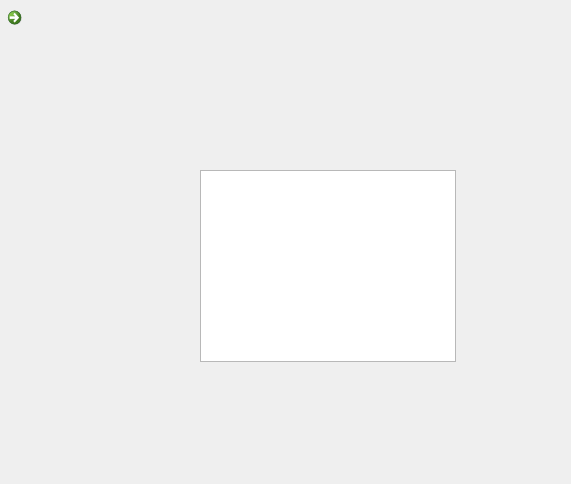
Before: the Qt Designer form Conect_BD/useraccount.ui in VladZhylchuk/Course_project, drawn with Qt 5.
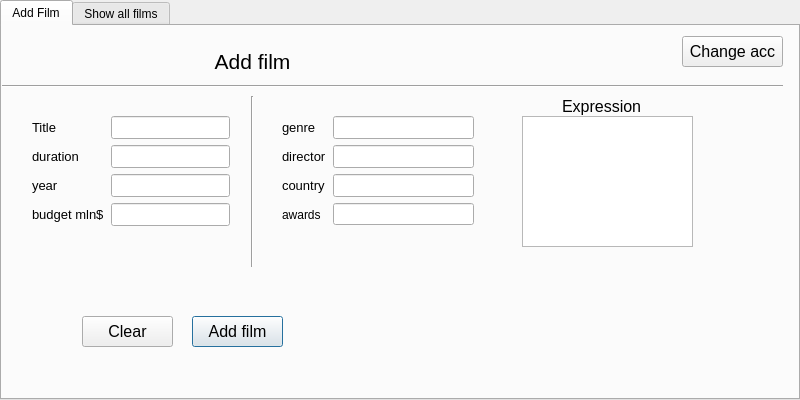
After: the same form once the commit is applied. The open tabs and pages were chosen to show the change. Icons and pictures are not drawn.

```diff
--- a/Conect_BD/useraccount.ui
+++ b/Conect_BD/useraccount.ui
@@ -6,48 +6,616 @@
    <rect>
     <x>0</x>
     <y>0</y>
-    <width>571</width>
-    <height>484</height>
+    <width>800</width>
+    <height>400</height>
    </rect>
   </property>
+  <property name="maximumSize">
+   <size>
+    <width>800</width>
+    <height>400</height>
+   </size>
+  </property>
   <property name="windowTitle">
    <string>Dialog</string>
   </property>
-  <widget class="QListView" name="listView">
-   <property name="geometry">
-    <rect>
-     <x>200</x>
-     <y>170</y>
-     <width>256</width>
-     <height>192</height>
-    </rect>
+  <widget class="QTabWidget" name="tabWidget">
+   <property name="enabled">
+    <bool>true</bool>
    </property>
-  </widget>
-  <widget class="QCommandLinkButton" name="commandLinkButton">
    <property name="geometry">
     <rect>
      <x>0</x>
      <y>0</y>
-     <width>61</width>
-     <height>61</height>
+     <width>800</width>
+     <height>400</height>
     </rect>
    </property>
-   <property name="layoutDirection">
-    <enum>Qt::RightToLeft</enum>
-   </property>
-   <property name="text">
-    <string/>
-   </property>
-   <property name="icon">
-    <iconset>
-     <normaloff>../icons/Back_Arrow.svg.png</normaloff>../icons/Back_Arrow.svg.png</iconset>
-   </property>
-   <property name="iconSize">
+   <property name="maximumSize">
     <size>
-     <width>40</width>
-     <height>40</height>
+     <width>800</width>
+     <height>400</height>
     </size>
    </property>
+   <property name="styleSheet">
+    <string notr="true"/>
+   </property>
+   <property name="currentIndex">
+    <number>1</number>
+   </property>
+   <property name="elideMode">
+    <enum>Qt::ElideLeft</enum>
+   </property>
+   <property name="documentMode">
+    <bool>false</bool>
+   </property>
+   <property name="tabsClosable">
+    <bool>false</bool>
+   </property>
+   <property name="movable">
+    <bool>true</bool>
+   </property>
+   <widget class="QWidget" name="tab">
+    <attribute name="title">
+     <string>Add Film</string>
+    </attribute>
+    <widget class="QPushButton" name="Add_Film">
+     <property name="geometry">
+      <rect>
+       <x>190</x>
+       <y>290</y>
+       <width>91</width>
+       <height>31</height>
+      </rect>
+     </property>
+     <property name="font">
+      <font>
+       <pointsize>12</pointsize>
+      </font>
+     </property>
+     <property name="text">
+      <string>Add film</string>
+     </property>
+    </widget>
+    <widget class="QWidget" name="layoutWidget">
+     <property name="geometry">
+      <rect>
+       <x>280</x>
+       <y>90</y>
+       <width>192</width>
+       <height>110</height>
+      </rect>
+     </property>
+     <layout class="QHBoxLayout" name="horizontalLayout_2">
+      <item>
+       <layout class="QVBoxLayout" name="verticalLayout_4">
+        <item>
+         <widget class="QLabel" name="label_13">
+          <property name="font">
+           <font>
+            <pointsize>10</pointsize>
+           </font>
+          </property>
+          <property name="text">
+           <string>genre</string>
+          </property>
+         </widget>
+        </item>
+        <item>
+         <widget class="QLabel" name="label_14">
+          <property name="font">
+           <font>
+            <pointsize>10</pointsize>
+           </font>
+          </property>
+          <property name="text">
+           <string>director</string>
+          </property>
+         </widget>
+        </item>
+        <item>
+         <widget class="QLabel" name="label_15">
+          <property name="font">
+           <font>
+            <pointsize>10</pointsize>
+           </font>
+          </property>
+          <property name="text">
+           <string>country</string>
+          </property>
+         </widget>
+        </item>
+        <item>
+         <widget class="QLabel" name="label_16">
+          <property name="text">
+           <string>awards</string>
+          </property>
+         </widget>
+        </item>
+       </layout>
+      </item>
+      <item>
+       <layout class="QVBoxLayout" name="verticalLayout_5">
+        <item>
+         <widget class="QLineEdit" name="genre">
+          <property name="enabled">
+           <bool>true</bool>
+          </property>
+          <property name="font">
+           <font>
+            <pointsize>10</pointsize>
+           </font>
+          </property>
+         </widget>
+        </item>
+        <item>
+         <widget class="QLineEdit" name="director">
+          <property name="enabled">
+           <bool>true</bool>
+          </property>
+          <property name="font">
+           <font>
+            <pointsize>10</pointsize>
+           </font>
+          </property>
+         </widget>
+        </item>
+        <item>
+         <widget class="QLineEdit" name="coutntry">
+          <property name="enabled">
+           <bool>true</bool>
+          </property>
+          <property name="font">
+           <font>
+            <pointsize>10</pointsize>
+           </font>
+          </property>
+         </widget>
+        </item>
+        <item>
+         <widget class="QLineEdit" name="film_awards">
+          <property name="enabled">
+           <bool>true</bool>
+          </property>
+         </widget>
+        </item>
+       </layout>
+      </item>
+     </layout>
+    </widget>
+    <widget class="Line" name="line">
+     <property name="geometry">
+      <rect>
+       <x>0</x>
+       <y>50</y>
+       <width>781</width>
+       <height>20</height>
+      </rect>
+     </property>
+     <property name="orientation">
+      <enum>Qt::Horizontal</enum>
+     </property>
+    </widget>
+    <widget class="Line" name="line_3">
+     <property name="geometry">
+      <rect>
+       <x>240</x>
+       <y>70</y>
+       <width>20</width>
+       <height>171</height>
+      </rect>
+     </property>
+     <property name="orientation">
+      <enum>Qt::Vertical</enum>
+     </property>
+    </widget>
+    <widget class="QLabel" name="label">
+     <property name="geometry">
+      <rect>
+       <x>200</x>
+       <y>20</y>
+       <width>101</width>
+       <height>31</height>
+      </rect>
+     </property>
+     <property name="font">
+      <font>
+       <pointsize>16</pointsize>
+      </font>
+     </property>
+     <property name="text">
+      <string>Add film</string>
+     </property>
+     <property name="alignment">
+      <set>Qt::AlignCenter</set>
+     </property>
+    </widget>
+    <widget class="QWidget" name="layoutWidget_2">
+     <property name="geometry">
+      <rect>
+       <x>30</x>
+       <y>90</y>
+       <width>198</width>
+       <height>110</height>
+      </rect>
+     </property>
+     <layout class="QHBoxLayout" name="horizontalLayout_3">
+      <item>
+       <layout class="QVBoxLayout" name="verticalLayout">
+        <item>
+         <widget class="QLabel" name="label_3">
+          <property name="font">
+           <font>
+            <pointsize>10</pointsize>
+           </font>
+          </property>
+          <property name="text">
+           <string>Title</string>
+          </property>
+         </widget>
+        </item>
+        <item>
+         <widget class="QLabel" name="label_4">
+          <property name="font">
+           <font>
+            <pointsize>10</pointsize>
+           </font>
+          </property>
+          <property name="text">
+           <string>duration</string>
+          </property>
+         </widget>
+        </item>
+        <item>
+         <widget class="QLabel" name="label_11">
+          <property name="font">
+           <font>
+            <pointsize>10</pointsize>
+           </font>
+          </property>
+          <property name="text">
+           <string>year</string>
+          </property>
+         </widget>
+        </item>
+        <item>
+         <widget class="QLabel" name="label_12">
+          <property name="font">
+           <font>
+            <pointsize>10</pointsize>
+           </font>
+          </property>
+          <property name="text">
+           <string>budget mln$</string>
+          </property>
+         </widget>
+        </item>
+       </layout>
+      </item>
+      <item>
+       <layout class="QVBoxLayout" name="verticalLayout_3">
+        <item>
+         <widget class="QLineEdit" name="title">
+          <property name="enabled">
+           <bool>true</bool>
+          </property>
+          <property name="font">
+           <font>
+            <pointsize>10</pointsize>
+           </font>
+          </property>
+         </widget>
+        </item>
+        <item>
+         <widget class="QLineEdit" name="duration">
+          <property name="enabled">
+           <bool>true</bool>
+          </property>
+          <property name="font">
+           <font>
+            <pointsize>10</pointsize>
+           </font>
+          </property>
+         </widget>
+        </item>
+        <item>
+         <widget class="QLineEdit" name="year">
+          <property name="enabled">
+           <bool>true</bool>
+          </property>
+          <property name="font">
+           <font>
+            <pointsize>10</pointsize>
+           </font>
+          </property>
+         </widget>
+        </item>
+        <item>
+         <widget class="QLineEdit" name="budget">
+          <property name="enabled">
+           <bool>true</bool>
+          </property>
+          <property name="font">
+           <font>
+            <pointsize>10</pointsize>
+           </font>
+          </property>
+         </widget>
+        </item>
+       </layout>
+      </item>
+     </layout>
+    </widget>
+    <widget class="QLabel" name="label_2">
+     <property name="geometry">
+      <rect>
+       <x>560</x>
+       <y>70</y>
+       <width>81</width>
+       <height>21</height>
+      </rect>
+     </property>
+     <property name="font">
+      <font>
+       <pointsize>12</pointsize>
+      </font>
+     </property>
+     <property name="text">
+      <string>Expression</string>
+     </property>
+    </widget>
+    <widget class="QTextEdit" name="expression">
+     <property name="geometry">
+      <rect>
+       <x>520</x>
+       <y>90</y>
+       <width>171</width>
+       <height>131</height>
+      </rect>
+     </property>
+     <property name="font">
+      <font>
+       <pointsize>10</pointsize>
+      </font>
+     </property>
+    </widget>
+    <widget class="QPushButton" name="Delete_4">
+     <property name="geometry">
+      <rect>
+       <x>80</x>
+       <y>290</y>
+       <width>91</width>
+       <height>31</height>
+      </rect>
+     </property>
+     <property name="font">
+      <font>
+       <pointsize>12</pointsize>
+      </font>
+     </property>
+     <property name="text">
+      <string>Clear</string>
+     </property>
+    </widget>
+    <widget class="QLabel" name="Status">
+     <property name="geometry">
+      <rect>
+       <x>80</x>
+       <y>250</y>
+       <width>391</width>
+       <height>21</height>
+      </rect>
+     </property>
+     <property name="font">
+      <font>
+       <pointsize>12</pointsize>
+      </font>
+     </property>
+     <property name="text">
+      <string/>
+     </property>
+    </widget>
+    <widget class="QPushButton" name="Delete_5">
+     <property name="geometry">
+      <rect>
+       <x>680</x>
+       <y>10</y>
+       <width>101</width>
+       <height>31</height>
+      </rect>
+     </property>
+     <property name="font">
+      <font>
+       <pointsize>12</pointsize>
+      </font>
+     </property>
+     <property name="text">
+      <string>Change acc</string>
+     </property>
+    </widget>
+   </widget>
+   <widget class="QWidget" name="tab_2">
+    <attribute name="title">
+     <string>Show all films</string>
+    </attribute>
+    <widget class="QPushButton" name="Film_delete">
+     <property name="geometry">
+      <rect>
+       <x>440</x>
+       <y>190</y>
+       <width>91</width>
+       <height>31</height>
+      </rect>
+     </property>
+     <property name="font">
+      <font>
+       <pointsize>12</pointsize>
+      </font>
+     </property>
+     <property name="text">
+      <string>Delete</string>
+     </property>
+    </widget>
+    <widget class="Line" name="line_6">
+     <property name="geometry">
+      <rect>
+       <x>20</x>
+       <y>110</y>
+       <width>351</width>
+       <height>16</height>
+      </rect>
+     </property>
+     <property name="orientation">
+      <enum>Qt::Horizontal</enum>
+     </property>
+    </widget>
+    <widget class="QLabel" name="label_23">
+     <property name="geometry">
+      <rect>
+       <x>10</x>
+       <y>90</y>
+       <width>111</width>
+       <height>21</height>
+      </rect>
+     </property>
+     <property name="font">
+      <font>
+       <pointsize>15</pointsize>
+      </font>
+     </property>
+     <property name="text">
+      <string>All films</string>
+     </property>
+     <property name="alignment">
+      <set>Qt::AlignCenter</set>
+     </property>
+    </widget>
+    <widget class="QListWidget" name="listWidget_2">
+     <property name="geometry">
+      <rect>
+       <x>20</x>
+       <y>140</y>
+       <width>171</width>
+       <height>201</height>
+      </rect>
+     </property>
+    </widget>
+    <widget class="QComboBox" name="comboBox_2">
+     <property name="geometry">
+      <rect>
+       <x>440</x>
+       <y>150</y>
+       <width>201</width>
+       <height>31</height>
+      </rect>
+     </property>
+     <property name="font">
+      <font>
+       <pointsize>12</pointsize>
+      </font>
+     </property>
+    </widget>
+    <widget class="QLabel" name="label_24">
+     <property name="geometry">
+      <rect>
+       <x>430</x>
+       <y>120</y>
+       <width>71</width>
+       <height>21</height>
+      </rect>
+     </property>
+     <property name="font">
+      <font>
+       <pointsize>15</pointsize>
+      </font>
+     </property>
+     <property name="text">
+      <string>Filters</string>
+     </property>
+     <property name="alignment">
+      <set>Qt::AlignCenter</set>
+     </property>
+    </widget>
+    <widget class="QLabel" name="label_25">
+     <property name="geometry">
+      <rect>
+       <x>20</x>
+       <y>10</y>
+       <width>71</width>
+       <height>21</height>
+      </rect>
+     </property>
+     <property name="font">
+      <font>
+       <pointsize>15</pointsize>
+      </font>
+     </property>
+     <property name="text">
+      <string>Search</string>
+     </property>
+     <property name="alignment">
+      <set>Qt::AlignCenter</set>
+     </property>
+    </widget>
+    <widget class="QLineEdit" name="search">
+     <property name="enabled">
+      <bool>true</bool>
+     </property>
+     <property name="geometry">
+      <rect>
+       <x>20</x>
+       <y>40</y>
+       <width>211</width>
+       <height>31</height>
+      </rect>
+     </property>
+     <property name="font">
+      <font>
+       <pointsize>10</pointsize>
+      </font>
+     </property>
+    </widget>
+    <widget class="QListWidget" name="listWidget_3">
+     <property name="geometry">
+      <rect>
+       <x>220</x>
+       <y>140</y>
+       <width>171</width>
+       <height>201</height>
+      </rect>
+     </property>
+     <property name="inputMethodHints">
+      <set>Qt::ImhNone</set>
+     </property>
+     <property name="textElideMode">
+      <enum>Qt::ElideMiddle</enum>
+     </property>
+     <property name="wordWrap">
+      <bool>true</bool>
+     </property>
+    </widget>
+    <widget class="QLabel" name="label_26">
+     <property name="geometry">
+      <rect>
+       <x>220</x>
+       <y>90</y>
+       <width>101</width>
+       <height>21</height>
+      </rect>
+     </property>
+     <property name="font">
+      <font>
+       <pointsize>15</pointsize>
+      </font>
+     </property>
+     <property name="text">
+      <string>Expression</string>
+     </property>
+     <property name="alignment">
+      <set>Qt::AlignCenter</set>
+     </property>
+    </widget>
+   </widget>
   </widget>
  </widget>
  <resources/>
```
